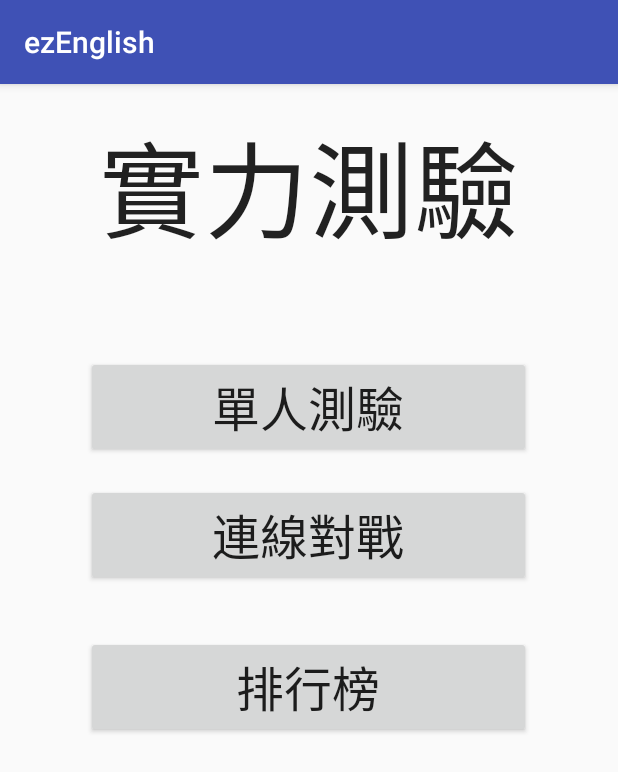
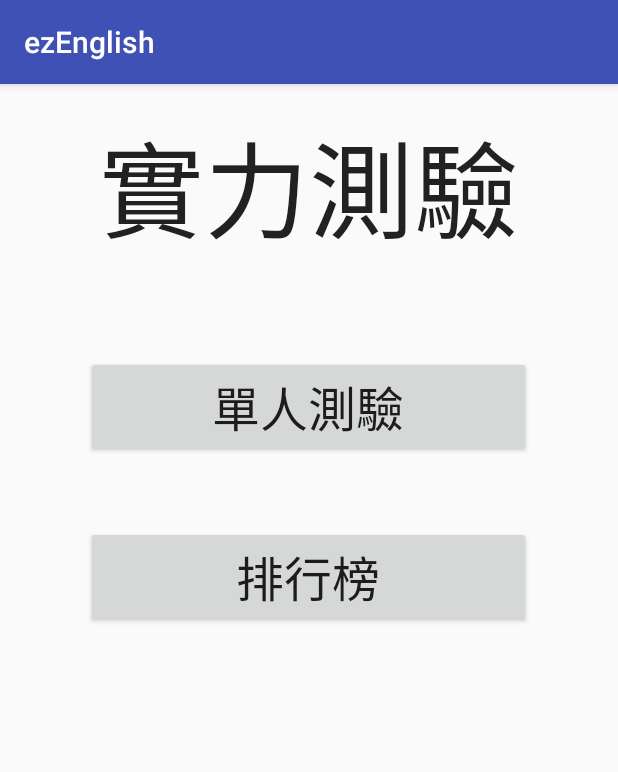
Before and after one commit to TzWenChen/know, an Android app: the GameHomeActivity screen opened directly, with no data from a screen before it, on a phone screen of 412 x 824 dp. Shown: the top 772 px of the screen. Run offline under Robolectric (Android 15) with nearby library versions, the phone set to English and light mode, and no system bars.

Commit message:
Hide multiple players game mode

```diff
--- a/app/src/main/java/com/knowmemo/usermanagement/GameHomeActivity.java
+++ b/app/src/main/java/com/knowmemo/usermanagement/GameHomeActivity.java
@@ -15,7 +15,7 @@ public class GameHomeActivity extends AppCompatActivity{
         setContentView(R.layout.activity_game_home);
 
         Button btn_single = (Button) findViewById(R.id.btn_single);
-        Button btn_multi = (Button) findViewById(R.id.btn_multi);
+        //Button btn_multi = (Button) findViewById(R.id.btn_multi);
         Button btn_rank = (Button) findViewById(R.id.btn_rank);
 
         btn_single.setOnClickListener(new Button.OnClickListener(){
@@ -27,14 +27,14 @@ public class GameHomeActivity extends AppCompatActivity{
 
         });
 
-        btn_multi.setOnClickListener(new Button.OnClickListener(){
+        /*btn_multi.setOnClickListener(new Button.OnClickListener(){
 
             public void onClick(View v) {
 
                 jumpToMultiHome();
             }
 
-        });
+        });*/
 
         btn_rank.setOnClickListener(new Button.OnClickListener(){
 
--- a/app/src/main/res/layout/activity_game_home.xml
+++ b/app/src/main/res/layout/activity_game_home.xml
@@ -45,27 +45,12 @@
     <Button
         android:layout_width="wrap_content"
         android:layout_height="wrap_content"
-        android:text="連線對戰"
-        android:id="@+id/btn_multi"
-        android:layout_marginTop="85dp"
-        android:textSize="32dp"
-        android:layout_alignTop="@+id/btn_single"
-        android:layout_alignRight="@+id/btn_single"
-        android:layout_alignEnd="@+id/btn_single"
-        android:layout_alignLeft="@+id/btn_single"
-        android:layout_alignStart="@+id/btn_single" />
-
-    <Button
-        android:layout_width="wrap_content"
-        android:layout_height="wrap_content"
         android:text="排行榜"
         android:id="@+id/btn_rank"
-        android:layout_marginTop="33dp"
+        android:layout_marginTop="45dp"
         android:textSize="32dp"
-        android:layout_below="@+id/btn_multi"
-        android:layout_alignRight="@+id/btn_multi"
-        android:layout_alignEnd="@+id/btn_multi"
-        android:layout_alignLeft="@+id/btn_multi"
-        android:layout_alignStart="@+id/btn_multi" />
+        android:layout_below="@+id/btn_single"
+        android:layout_alignStart="@+id/btn_single"
+        android:layout_alignEnd="@+id/btn_single" />
 
 </RelativeLayout>
```
